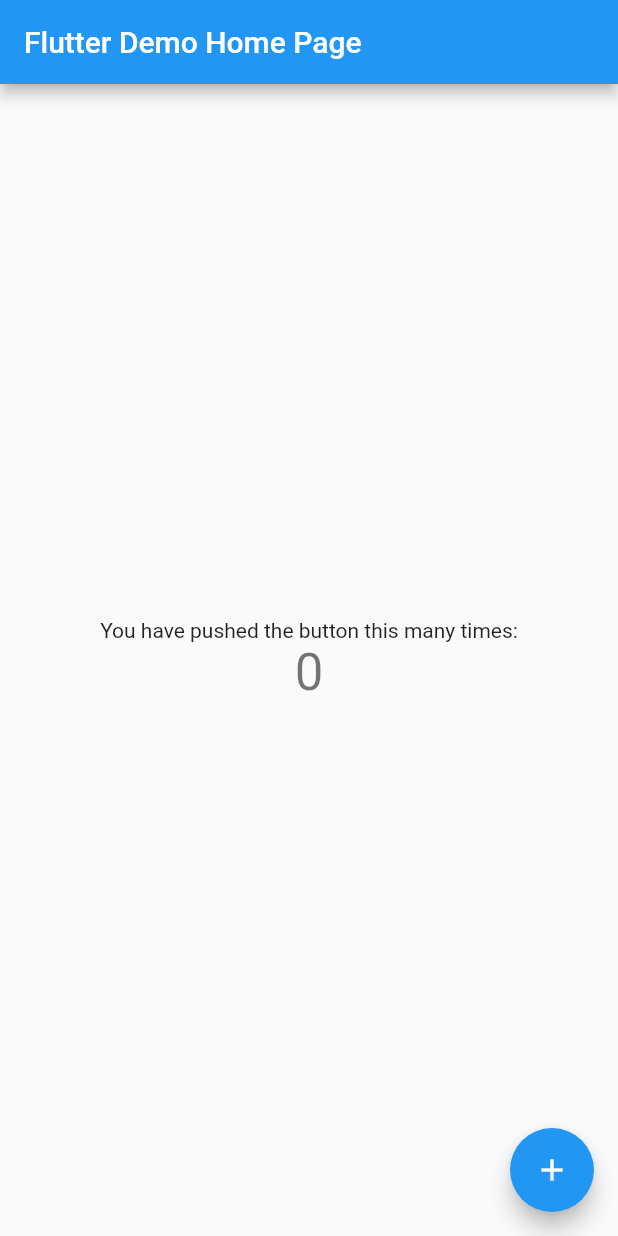
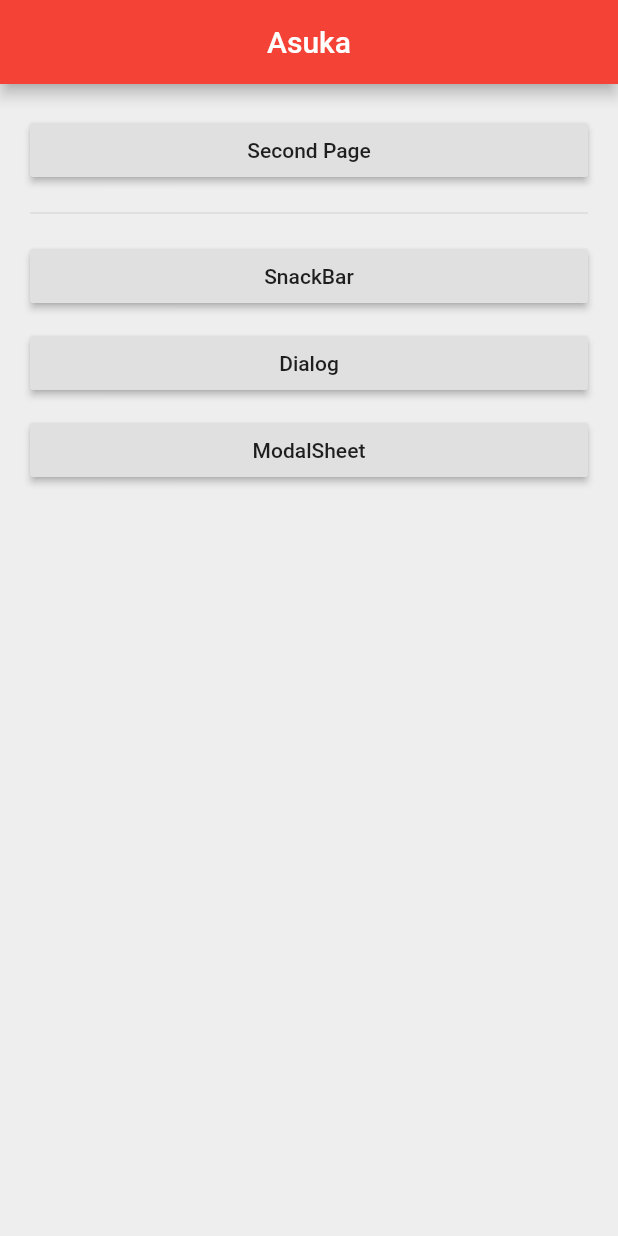
Before and after one commit to Flutterando/asuka, a Flutter app: the screen it shows after launch, on a phone screen of 412 x 824 dp. Run offline on Flutter 3.47's test engine with Material 2 defaults, Android fonts, the phone set to English and light mode, and no system bars.

Commit message:
added example

```diff
--- a/example/lib/main.dart
+++ b/example/lib/main.dart
@@ -1,117 +1,28 @@
+import 'package:example/src/home_page.dart';
 import 'package:flutter/material.dart';
+import 'package:asuka/asuka.dart' show builder;
+
+import 'src/second/second_page.dart';
 
 void main() {
   runApp(MyApp());
 }
 
 class MyApp extends StatelessWidget {
-  // This widget is the root of your application.
   @override
   Widget build(BuildContext context) {
     return MaterialApp(
       title: 'Flutter Demo',
       theme: ThemeData(
-        // This is the theme of your application.
-        //
-        // Try running your application with "flutter run". You'll see the
-        // application has a blue toolbar. Then, without quitting the app, try
-        // changing the primarySwatch below to Colors.green and then invoke
-        // "hot reload" (press "r" in the console where you ran "flutter run",
-        // or simply save your changes to "hot reload" in a Flutter IDE).
-        // Notice that the counter didn't reset back to zero; the application
-        // is not restarted.
-        primarySwatch: Colors.blue,
-        // This makes the visual density adapt to the platform that you run
-        // the app on. For desktop platforms, the controls will be smaller and
-        // closer together (more dense) than on mobile platforms.
+        primarySwatch: Colors.red,
         visualDensity: VisualDensity.adaptivePlatformDensity,
       ),
-      home: MyHomePage(title: 'Flutter Demo Home Page'),
+      builder: builder,
+      initialRoute: '/',
+      routes: {
+        '/': (_) => HomePage(title: 'Asuka'),
+        '/second': (_) => SecondPage(title: 'Second page'),
+      },
     );
   }
 }
-
-class MyHomePage extends StatefulWidget {
-  MyHomePage({Key key, this.title}) : super(key: key);
-
-  // This widget is the home page of your application. It is stateful, meaning
-  // that it has a State object (defined below) that contains fields that affect
-  // how it looks.
-
-  // This class is the configuration for the state. It holds the values (in this
-  // case the title) provided by the parent (in this case the App widget) and
-  // used by the build method of the State. Fields in a Widget subclass are
-  // always marked "final".
-
-  final String title;
-
-  @override
-  _MyHomePageState createState() => _MyHomePageState();
-}
-
-class _MyHomePageState extends State<MyHomePage> {
-  int _counter = 0;
-
-  void _incrementCounter() {
-    setState(() {
-      // This call to setState tells the Flutter framework that something has
-      // changed in this State, which causes it to rerun the build method below
-      // so that the display can reflect the updated values. If we changed
-      // _counter without calling setState(), then the build method would not be
-      // called again, and so nothing would appear to happen.
-      _counter++;
-    });
-  }
-
-  @override
-  Widget build(BuildContext context) {
-    // This method is rerun every time setState is called, for instance as done
-    // by the _incrementCounter method above.
-    //
-    // The Flutter framework has been optimized to make rerunning build methods
-    // fast, so that you can just rebuild anything that needs updating rather
-    // than having to individually change instances of widgets.
-    return Scaffold(
-      appBar: AppBar(
-        // Here we take the value from the MyHomePage object that was created by
-        // the App.build method, and use it to set our appbar title.
-        title: Text(widget.title),
-      ),
-      body: Center(
-        // Center is a layout widget. It takes a single child and positions it
-        // in the middle of the parent.
-        child: Column(
-          // Column is also a layout widget. It takes a list of children and
-          // arranges them vertically. By default, it sizes itself to fit its
-          // children horizontally, and tries to be as tall as its parent.
-          //
-          // Invoke "debug painting" (press "p" in the console, choose the
-          // "Toggle Debug Paint" action from the Flutter Inspector in Android
-          // Studio, or the "Toggle Debug Paint" command in Visual Studio Code)
-          // to see the wireframe for each widget.
-          //
-          // Column has various properties to control how it sizes itself and
-          // how it positions its children. Here we use mainAxisAlignment to
-          // center the children vertically; the main axis here is the vertical
-          // axis because Columns are vertical (the cross axis would be
-          // horizontal).
-          mainAxisAlignment: MainAxisAlignment.center,
-          children: <Widget>[
-            Text(
-              'You have pushed the button this many times:',
-            ),
-            Text(
-              '$_counter',
-              style: Theme.of(context).textTheme.headline4,
-            ),
-          ],
-        ),
-      ),
-      floatingActionButton: FloatingActionButton(
-        onPressed: _incrementCounter,
-        tooltip: 'Increment',
-        child: Icon(Icons.add),
-      ), // This trailing comma makes auto-formatting nicer for build methods.
-    );
-  }
-}
--- /dev/null
+++ b/example/lib/src/home_page.dart
@@ -0,0 +1,55 @@
+import 'package:flutter/material.dart';
+
+import 'home.controller.dart';
+
+class HomePage extends StatefulWidget {
+  final String title;
+
+  const HomePage({Key key, this.title}) : super(key: key);
+
+  @override
+  _HomePageState createState() => _HomePageState();
+}
+
+class _HomePageState extends State<HomePage> {
+  final homeController = HomeController();
+
+  @override
+  Widget build(BuildContext context) {
+    return Scaffold(
+      backgroundColor: Colors.grey[200],
+      appBar: AppBar(
+        centerTitle: true,
+        title: Text("Asuka"),
+      ),
+      body: ListView(
+        padding: EdgeInsets.all(20),
+        children: [
+          RaisedButton(
+            child: Text('Second Page'),
+            onPressed: () {
+              Navigator.pushNamed(context, '/second');
+            },
+          ),
+          SizedBox(height: 10),
+          Divider(),
+          SizedBox(height: 10),
+          RaisedButton(
+            child: Text('SnackBar'),
+            onPressed: homeController.onClickSnackbar,
+          ),
+          SizedBox(height: 10),
+          RaisedButton(
+            child: Text('Dialog'),
+            onPressed: homeController.onClickDialog,
+          ),
+          SizedBox(height: 10),
+          RaisedButton(
+            child: Text('ModalSheet'),
+            onPressed: homeController.onClickModalSheet,
+          ),
+        ],
+      ),
+    );
+  }
+}
--- a/example/pubspec.yaml
+++ b/example/pubspec.yaml
@@ -21,6 +21,8 @@
   sdk: ">=2.7.0 <3.0.0"
 
 dependencies:
+  asuka:
+    path: ../
   flutter:
     sdk: flutter
 
```
Also changed, not shown: example/lib/src/home.controller.dart (added, +56 -0 lines), example/lib/src/second/second_page.dart (added, +29 -0 lines), example/pubspec.lock.
